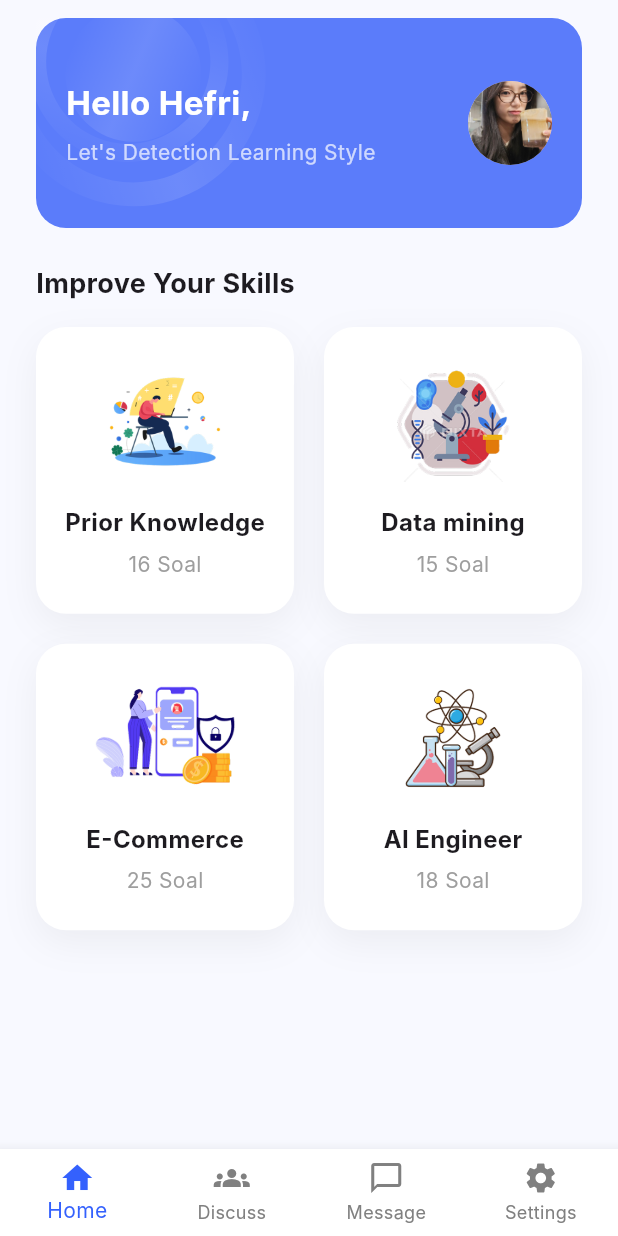
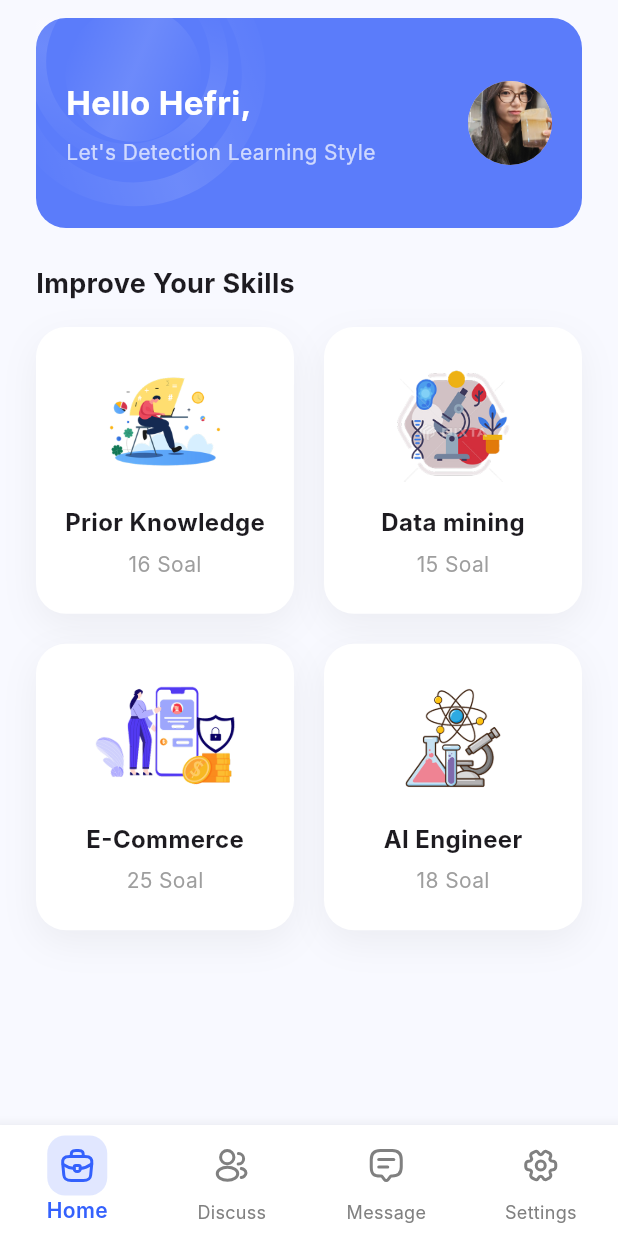
Before and after one commit to padukadafa/edutest-flutter, a Flutter app: the MenuNavShell screen opened directly, on a phone screen of 412 x 824 dp. Run offline on Flutter 3.47's test engine with Material 3 defaults, Android fonts, the phone set to English and light mode, and no system bars; our stand-ins replace equatable, flutter_bloc, flutter_svg, get_it, google_fonts; Roboto replaces fonts that are missing (Inter).

Commit message:
feat: update 1 jan

```diff
--- /dev/null
+++ b/lib/core/theme/app_colors.dart
@@ -0,0 +1 @@
+// TODO Implement this library.
--- a/lib/features/auth/presentation/bloc/auth_bloc.dart
+++ b/lib/features/auth/presentation/bloc/auth_bloc.dart
@@ -18,6 +18,8 @@ class AuthBloc extends Bloc<AuthEvent, AuthState> {
 
     await Future.delayed(const Duration(seconds: 1));
 
+    if (emit.isDone) return;
+
     if (event.email == 'admin' && event.password == '1234') {
       emit(SigninSuccess());
     } else {
--- a/lib/main.dart
+++ b/lib/main.dart
@@ -1,13 +1,11 @@
+import 'package:edutest/features/auth/presentation/pages/signin_page.dart';
 import 'package:edutest/shared/pages/menu_nav_shell.dart';
 import 'package:edutest/features/question/presentation/bloc/vark_bloc.dart';
 import 'package:flutter/material.dart';
 import 'package:flutter_bloc/flutter_bloc.dart';
 import 'core/themes/app_theme.dart';
 import 'injection/injection_container.dart';
-
 import 'package:edutest/features/auth/presentation/bloc/auth_bloc.dart';
-import 'package:edutest/features/auth/presentation/pages/signin_page.dart'
-    show SigninPage;
 
 void main() {
   initInjection();
--- a/lib/shared/pages/bottom_menu_nav.dart
+++ b/lib/shared/pages/bottom_menu_nav.dart
@@ -1,11 +1,12 @@
+import 'package:flutter/material.dart';
 import 'package:edutest/core/themes/app_colors.dart';
-import 'package:flutter/material.dart';
+import 'package:edutest/shared/widgets/nav_icon.dart';
 
-class HomeBottomNav extends StatelessWidget {
+class BottomMenuNav extends StatelessWidget {
   final int currentIndex;
   final ValueChanged<int> onTap;
 
-  const HomeBottomNav({
+  const BottomMenuNav({
     super.key,
     required this.currentIndex,
     required this.onTap,
@@ -16,18 +17,43 @@ class HomeBottomNav extends StatelessWidget {
     return BottomNavigationBar(
       currentIndex: currentIndex,
       onTap: onTap,
+      type: BottomNavigationBarType.fixed,
+      backgroundColor: AppColors.white,
       selectedItemColor: AppColors.primary,
       unselectedItemColor: AppColors.grey,
-      backgroundColor: AppColors.white,
-      type: BottomNavigationBarType.fixed,
-      items: const [
-        BottomNavigationBarItem(icon: Icon(Icons.home), label: 'Home'),
-        BottomNavigationBarItem(icon: Icon(Icons.groups), label: 'Discuss'),
+      showSelectedLabels: true,
+      showUnselectedLabels: true,
+      selectedLabelStyle: const TextStyle(fontWeight: FontWeight.w600),
+      unselectedLabelStyle: const TextStyle(fontWeight: FontWeight.w400),
+      items: [
         BottomNavigationBarItem(
-          icon: Icon(Icons.chat_bubble_outline),
+          icon: navIcon(
+            asset: 'assets/svg/home.svg',
+            isActive: currentIndex == 0,
+          ),
+          label: 'Home',
+        ),
+        BottomNavigationBarItem(
+          icon: navIcon(
+            asset: 'assets/svg/discuss.svg',
+            isActive: currentIndex == 1,
+          ),
+          label: 'Discuss',
+        ),
+        BottomNavigationBarItem(
+          icon: navIcon(
+            asset: 'assets/svg/message.svg',
+            isActive: currentIndex == 2,
+          ),
           label: 'Message',
         ),
-        BottomNavigationBarItem(icon: Icon(Icons.settings), label: 'Settings'),
+        BottomNavigationBarItem(
+          icon: navIcon(
+            asset: 'assets/svg/setting.svg',
+            isActive: currentIndex == 3,
+          ),
+          label: 'Settings',
+        ),
       ],
     );
   }
--- a/lib/shared/pages/menu_nav_shell.dart
+++ b/lib/shared/pages/menu_nav_shell.dart
@@ -27,7 +27,7 @@ class _MenuNavShellState extends State<MenuNavShell> {
   Widget build(BuildContext context) {
     return Scaffold(
       body: IndexedStack(index: _currentIndex, children: _pages),
-      bottomNavigationBar: HomeBottomNav(
+      bottomNavigationBar: BottomMenuNav(
         currentIndex: _currentIndex,
         onTap: (index) {
           setState(() {
--- /dev/null
+++ b/lib/shared/widgets/nav_icon.dart
@@ -0,0 +1,26 @@
+import 'package:edutest/core/themes/app_colors.dart';
+import 'package:flutter/material.dart';
+import 'package:flutter_svg/flutter_svg.dart';
+import '../../core/theme/app_colors.dart';
+
+Widget navIcon({required String asset, required bool isActive}) {
+  return AnimatedContainer(
+    duration: const Duration(milliseconds: 250),
+    padding: const EdgeInsets.all(8),
+    decoration: BoxDecoration(
+      color: isActive
+          ? AppColors.primary.withOpacity(0.15)
+          : Colors.transparent,
+      borderRadius: BorderRadius.circular(12),
+    ),
+    child: SvgPicture.asset(
+      asset,
+      width: 24,
+      height: 24,
+      colorFilter: ColorFilter.mode(
+        isActive ? AppColors.primary : AppColors.grey,
+        BlendMode.srcIn,
+      ),
+    ),
+  );
+}
```
Also changed, not shown: assets/svg/setting.svg, 3 other files.
